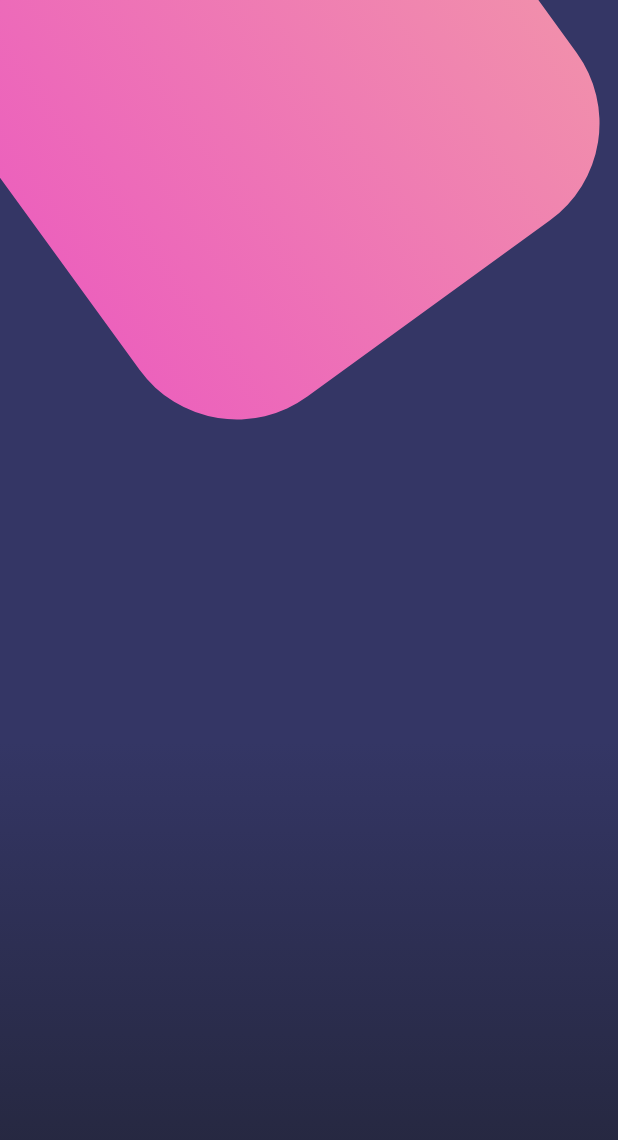
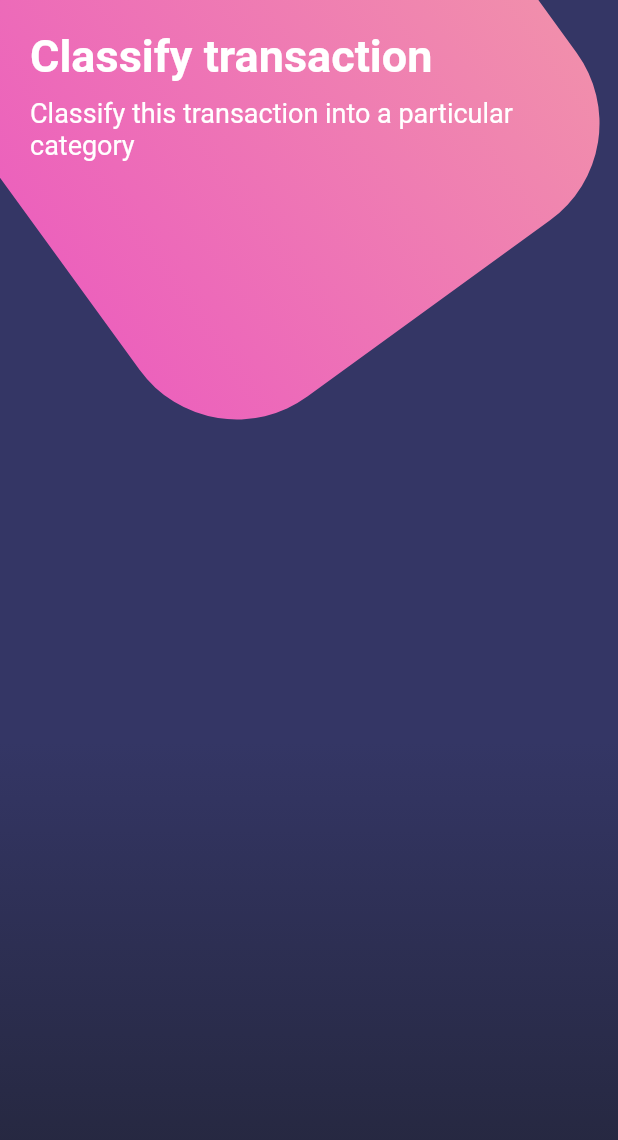
Before and after one commit to DentVega/Flutter-Designs, a Flutter app: the screen it shows after launch, on a phone screen of 412 x 824 dp. Shown: the top 1140 px of the screen. Run offline on Flutter 3.47's test engine with Material 2 defaults, Android fonts, the phone set to English and light mode, and no system bars.

Commit message:
Diseño Compuesto - Statusbar y Titulos
- Configuracion del Status bar: para la configuracion del statusBar se utilizo el SystemChrome.setSystemUIOverlayStyle

```diff
--- a/lib/main.dart
+++ b/lib/main.dart
@@ -1,4 +1,5 @@
 import 'package:flutter/material.dart';
+import 'package:flutter/services.dart';
 import 'package:flutter_designs/src/pages/basico_page.dart';
 import 'package:flutter_designs/src/pages/botones_page.dart';
 import 'package:flutter_designs/src/pages/scroll_page.dart';
@@ -9,6 +10,9 @@ class MyApp extends StatelessWidget {
   // This widget is the root of your application.
   @override
   Widget build(BuildContext context) {
+    SystemChrome.setSystemUIOverlayStyle(SystemUiOverlayStyle.light.copyWith(
+      statusBarColor: Colors.white
+    ));
     return MaterialApp(
       debugShowCheckedModeBanner: false,
       title: 'Diseños',
--- a/lib/src/pages/botones_page.dart
+++ b/lib/src/pages/botones_page.dart
@@ -10,6 +10,13 @@ class BotonesPage extends StatelessWidget {
         child: Stack(
           children: <Widget>[
             _fondoApp(),
+            SingleChildScrollView(
+              child: Column(
+                children: <Widget>[
+                  _titulos(),
+                ],
+              ),
+            )
           ],
         ),
       ),
@@ -48,4 +55,27 @@ class BotonesPage extends StatelessWidget {
       children: <Widget>[gradiente, Positioned(top: -120, child: cajaRosada)],
     );
   }
+
+  Widget _titulos() {
+    return SafeArea(
+      child: Container(
+        padding: EdgeInsets.all(20.0),
+        child: Column(
+          crossAxisAlignment: CrossAxisAlignment.start,
+          children: <Widget>[
+            Text(
+              'Classify transaction',
+              style: TextStyle(
+                  color: Colors.white,
+                  fontSize: 30.0,
+                  fontWeight: FontWeight.bold),
+            ),
+            SizedBox(height:  10.0,),
+            Text('Classify this transaction into a particular category',
+                style: TextStyle(color: Colors.white, fontSize: 18.0))
+          ],
+        ),
+      ),
+    );
+  }
 }
```
